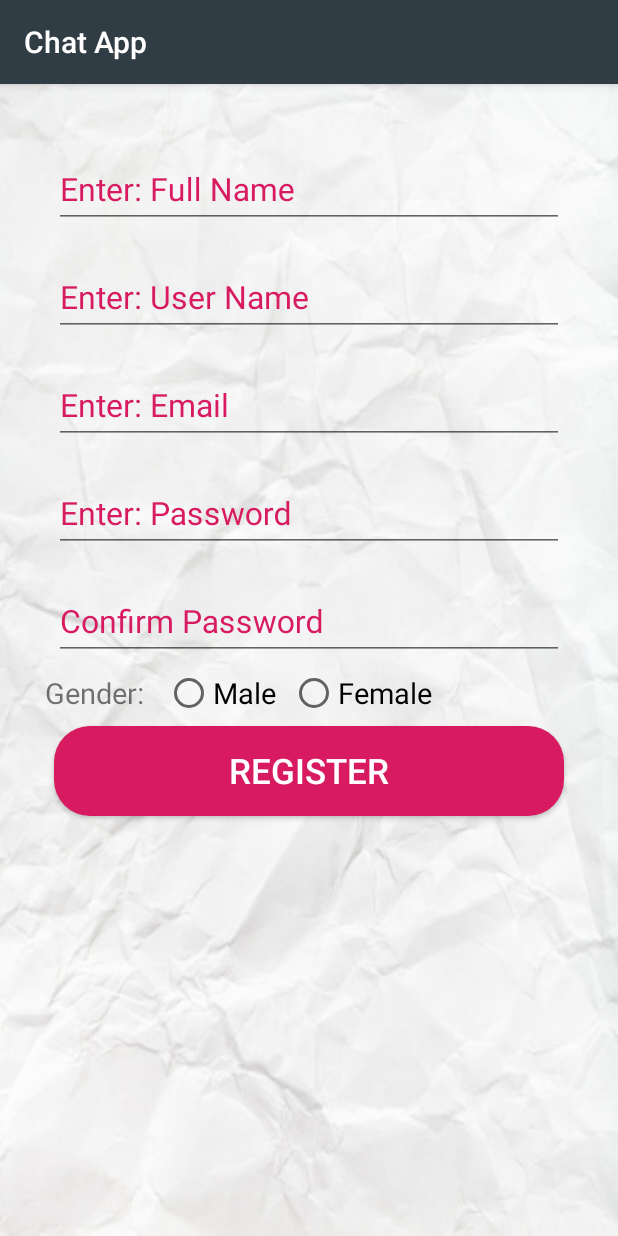
After one commit to ShuvasRayamajhi/AndroidTouristApp, an Android app: the Sign_Form screen opened directly, with no data from a screen before it, on a phone screen of 412 x 824 dp. The commit adds this screen. Run offline under Robolectric (Android 15) with nearby library versions, the phone set to English and light mode, and no system bars.

Commit message:
added registration form

```diff
--- a/app/build.gradle
+++ b/app/build.gradle
@@ -26,4 +26,7 @@ dependencies {
     testImplementation 'junit:junit:4.12'
     androidTestImplementation 'androidx.test:runner:1.2.0'
     androidTestImplementation 'androidx.test.espresso:espresso-core:3.2.0'
+    implementation 'com.google.android.material:material:1.0.0'
+
+
 }
--- /dev/null
+++ b/app/src/main/java/com/rayamajs/cwapp/Sign_Form.java
@@ -0,0 +1,14 @@
+package com.rayamajs.cwapp;
+
+import androidx.appcompat.app.AppCompatActivity;
+
+import android.os.Bundle;
+
+public class Sign_Form extends AppCompatActivity {
+
+    @Override
+    protected void onCreate(Bundle savedInstanceState) {
+        super.onCreate(savedInstanceState);
+        setContentView(R.layout.activity_sign__form);
+    }
+}
--- /dev/null
+++ b/app/src/main/res/drawable/rounded_button.xml
@@ -0,0 +1,11 @@
+<?xml version="1.0" encoding="utf-8"?>
+<shape xmlns:android="http://schemas.android.com/apk/res/android"
+    android:shape="rectangle">
+
+    <solid
+        android:color="@color/colorAccent"
+        />
+    <corners
+        android:radius="24dp"
+        />
+</shape>
--- a/app/src/main/res/layout/activity_main.xml
+++ b/app/src/main/res/layout/activity_main.xml
@@ -4,7 +4,7 @@
     xmlns:tools="http://schemas.android.com/tools"
     android:layout_width="match_parent"
     android:layout_height="match_parent"
-    android:background="@drawable/backgroud"
+    android:background="@drawable/paper"
     tools:context=".MainActivity">
 
 
--- /dev/null
+++ b/app/src/main/res/layout/activity_sign__form.xml
@@ -0,0 +1,147 @@
+<?xml version="1.0" encoding="utf-8"?>
+<LinearLayout xmlns:android="http://schemas.android.com/apk/res/android"
+    xmlns:app="http://schemas.android.com/apk/res-auto"
+    xmlns:tools="http://schemas.android.com/tools"
+    android:layout_width="match_parent"
+    android:layout_height="match_parent"
+    android:background="@drawable/paper"
+    android:orientation="vertical"
+    android:padding="30dp"
+    tools:context=".Sign_Form">
+
+    <com.google.android.material.textfield.TextInputLayout
+        android:layout_width="match_parent"
+        android:layout_height="wrap_content"
+        android:focusable="true"
+        android:focusableInTouchMode="true"
+        android:layout_margin="6dp"
+
+        android:textColorHint="@color/colorAccent"
+        >
+
+        <EditText
+            android:layout_width="match_parent"
+            android:layout_height="wrap_content"
+            android:hint="Enter: Full Name"
+            android:ems="10"
+            android:inputType="text"
+            android:textSize="21sp"
+            />
+    </com.google.android.material.textfield.TextInputLayout>
+
+    <com.google.android.material.textfield.TextInputLayout
+        android:layout_width="match_parent"
+        android:layout_height="wrap_content"
+        android:focusable="true"
+        android:focusableInTouchMode="true"
+        android:layout_margin="6dp"
+        android:textColorHint="@color/colorAccent"
+        >
+
+        <EditText
+            android:layout_width="match_parent"
+            android:layout_height="wrap_content"
+            android:hint="Enter: User Name"
+            android:ems="10"
+            android:inputType="text"
+            android:textSize="21sp"
+            />
+    </com.google.android.material.textfield.TextInputLayout>
+
+    <com.google.android.material.textfield.TextInputLayout
+        android:layout_width="match_parent"
+        android:layout_height="wrap_content"
+        android:focusable="true"
+        android:focusableInTouchMode="true"
+        android:layout_margin="6dp"
+        android:textColorHint="@color/colorAccent"
+        >
+
+        <EditText
+            android:layout_width="match_parent"
+            android:layout_height="wrap_content"
+            android:hint="Enter: Email"
+            android:ems="10"
+            android:inputType="text"
+            android:textSize="21sp"
+            />
+    </com.google.android.material.textfield.TextInputLayout>
+
+    <com.google.android.material.textfield.TextInputLayout
+        android:layout_width="match_parent"
+        android:layout_height="wrap_content"
+        android:focusable="true"
+        android:focusableInTouchMode="true"
+        android:layout_margin="6dp"
+        android:textColorHint="@color/colorAccent"
+        >
+
+        <EditText
+            android:layout_width="match_parent"
+            android:layout_height="wrap_content"
+            android:hint="Enter: Password"
+            android:ems="10"
+            android:inputType="text"
+            android:textSize="21sp"
+            />
+    </com.google.android.material.textfield.TextInputLayout>
+
+    <com.google.android.material.textfield.TextInputLayout
+        android:layout_width="match_parent"
+        android:layout_height="wrap_content"
+        android:focusable="true"
+        android:focusableInTouchMode="true"
+        android:layout_margin="6dp"
+        android:textColorHint="@color/colorAccent"
+        >
+
+        <EditText
+            android:layout_width="match_parent"
+            android:layout_height="wrap_content"
+            android:hint="Confirm Password"
+            android:ems="10"
+            android:inputType="text"
+            android:textSize="21sp"
+            />
+    </com.google.android.material.textfield.TextInputLayout>
+
+    <RadioGroup
+        android:layout_width="match_parent"
+        android:layout_height="wrap_content"
+        android:orientation="horizontal">
+
+        <TextView
+            android:layout_width="wrap_content"
+            android:layout_height="wrap_content"
+            android:text="Gender: "
+            android:textSize="19sp"
+            />
+
+        <RadioButton
+            android:layout_width="wrap_content"
+            android:layout_height="wrap_content"
+            android:text="Male"
+            android:layout_marginLeft="9dp"
+            android:textSize="19sp"
+            />
+        <RadioButton
+            android:layout_width="wrap_content"
+            android:layout_height="wrap_content"
+            android:layout_marginLeft="9dp"
+            android:text="Female"
+            android:textSize="19sp"
+            />
+    </RadioGroup>
+
+    <Button
+        android:layout_width="match_parent"
+        android:layout_height="60dp"
+        android:text="Register"
+        android:textSize="23sp"
+        android:layout_margin="6dp"
+        android:textColor="#ffffff"
+        android:background="@drawable/rounded_button"
+        />
+
+
+</LinearLayout>
--- a/app/src/main/res/values/colors.xml
+++ b/app/src/main/res/values/colors.xml
@@ -1,6 +1,9 @@
 <?xml version="1.0" encoding="utf-8"?>
 <resources>
-    <color name="colorPrimary">#008577</color>
-    <color name="colorPrimaryDark">#00574B</color>
+    <color name="colorPrimary">#313D44</color>
+    <color name="colorPrimaryDark">#2D383F</color>
     <color name="colorAccent">#D81B60</color>
+    <color name="background">#EEEDEF</color>
+
+
 </resources>
```
Also changed, not shown: app/src/main/AndroidManifest.xml (+9 -1 lines), app/src/main/java/com/rayamajs/cwapp/Log_Form.java (added, +14 -0 lines), app/src/main/res/layout-land/activity_main.xml (added, +90 -0 lines), app/src/main/res/layout-xlarge/activity_main.xml (added, +90 -0 lines), app/src/main/res/layout/activity_log__form.xml (added, +9 -0 lines), app/src/main/res/drawable/background2.jpg (added), app/src/main/res/drawable/black_image.jpg (added), app/src/main/res/drawable/paper.jpg (added), app/src/main/res/drawable/white.jpg (added), 1 other file.
